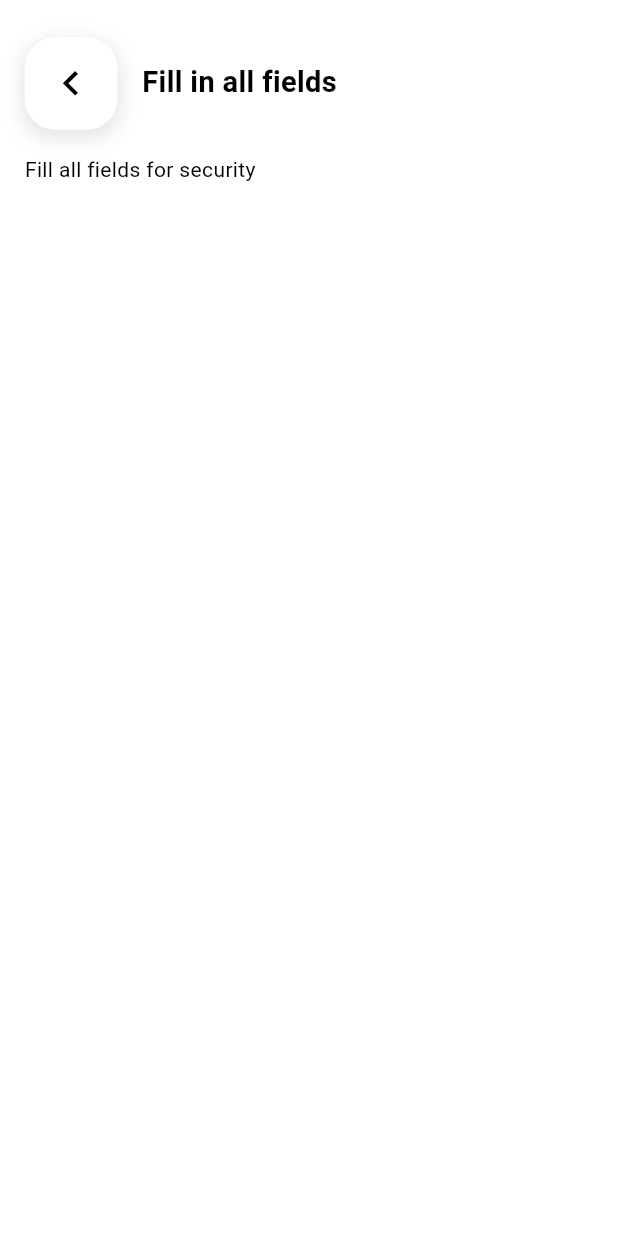
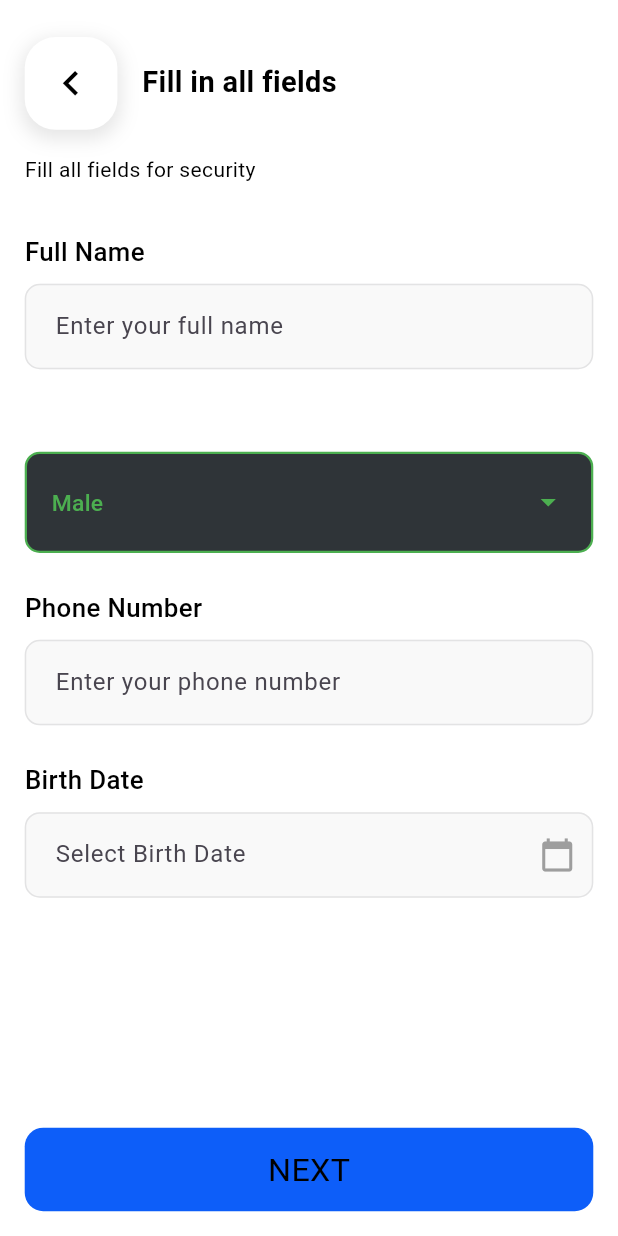
Before and after one commit to Ali01129/queens, a Flutter app: the screen it shows after launch, on a phone screen of 412 x 824 dp. Run offline on Flutter 3.47's test engine with Material 3 defaults, Android fonts, the phone set to English and light mode, and no system bars; our stand-ins replace responsive_sizer.

Commit message:
bio page done

```diff
--- /dev/null
+++ b/lib/components/auth/datePicker.dart
@@ -0,0 +1,81 @@
+import 'package:flutter/material.dart';
+import 'package:intl/intl.dart';
+import 'package:responsive_sizer/responsive_sizer.dart';
+
+class BirthDatePicker extends StatefulWidget {
+  final TextEditingController controller;
+  final FocusNode focusNode;
+
+  BirthDatePicker({super.key, required this.controller, required this.focusNode});
+
+  @override
+  _BirthDatePickerState createState() => _BirthDatePickerState();
+}
+
+class _BirthDatePickerState extends State<BirthDatePicker> {
+  final DateFormat _dateFormat = DateFormat('dd/MMMM/yyyy');
+  bool _isDateSelected = false;
+
+  bool isDarkMode(BuildContext context) {
+    return Theme.of(context).brightness == Brightness.dark;
+  }
+
+  Future<void> _pickDate(BuildContext context) async {
+    DateTime? pickedDate = await showDatePicker(
+      context: context,
+      initialDate: DateTime.now(),
+      firstDate: DateTime(1900),
+      lastDate: DateTime.now(),
+    );
+
+    if (pickedDate != null) {
+      setState(() {
+        widget.controller.text = _dateFormat.format(pickedDate);
+        _isDateSelected = true;
+      });
+    }
+  }
+
+  @override
+  Widget build(BuildContext context) {
+    bool darkMode = isDarkMode(context);
+    Color borderColor = _isDateSelected
+        ? Colors.green
+        : (widget.focusNode.hasFocus
+        ? const Color(0xFF0D5EF9)
+        : (darkMode ? const Color(0xFF44484c) : const Color(0xFFe3e3e4)));
+
+    return InkWell(
+      onTap: () => _pickDate(context),
+      child: IgnorePointer(
+        child: TextField(
+          controller: widget.controller,
+          focusNode: widget.focusNode,
+          readOnly: true,
+          decoration: InputDecoration(
+            hintText: 'Select Birth Date',
+            filled: true,
+            fillColor: darkMode ? const Color(0xFF2f3438) : const Color(0xFFF9F9F9),
+            contentPadding: EdgeInsets.symmetric(horizontal: 4.w, vertical: 2.h),
+            enabledBorder: OutlineInputBorder(
+              borderSide: BorderSide(color: borderColor),
+              borderRadius: BorderRadius.circular(10),
+            ),
+            focusedBorder: OutlineInputBorder(
+              borderSide: BorderSide(color: borderColor, width: 2),
+              borderRadius: BorderRadius.circular(10),
+            ),
+            border: OutlineInputBorder(
+              borderSide: BorderSide(color: borderColor),
+              borderRadius: BorderRadius.circular(10),
+            ),
+            suffixIcon: Icon(
+              Icons.calendar_today,
+              color: Colors.grey,
+            ),
+          ),
+        ),
+      ),
+    );
+  }
+}
--- /dev/null
+++ b/lib/components/auth/gender.dart
@@ -0,0 +1,65 @@
+import 'package:flutter/material.dart';
+import 'package:responsive_sizer/responsive_sizer.dart';
+
+class GenderDropdown extends StatefulWidget {
+  final Function(String) onGenderChanged; // Callback to return selected gender
+
+  const GenderDropdown({Key? key, required this.onGenderChanged}) : super(key: key);
+
+  @override
+  _GenderDropdownState createState() => _GenderDropdownState();
+}
+
+class _GenderDropdownState extends State<GenderDropdown> {
+  String selectedGender = 'Male';
+
+  @override
+  Widget build(BuildContext context) {
+    return Column(
+      crossAxisAlignment: CrossAxisAlignment.start,
+      children: [
+        Text(
+          "Gender",
+          style: TextStyle(
+            fontSize: 16.sp,
+            color: Colors.white,
+            fontWeight: FontWeight.w500,
+          ),
+        ),
+        SizedBox(height: 1.h),
+        Container(
+          width: double.infinity, // Full width
+          padding: EdgeInsets.symmetric(horizontal: 4.w, vertical: 1.h),
+          decoration: BoxDecoration(
+            color: Color(0xFF2F3438), // Updated color
+            borderRadius: BorderRadius.circular(10),
+            border: Border.all(color: Colors.green, width: 1.5),
+          ),
+          child: DropdownButtonHideUnderline(
+            child: DropdownButton<String>(
+              value: selectedGender,
+              isExpanded: true, // Makes sure it takes full width
+              items: ['Male', 'Female', 'Other']
+                  .map((gender) => DropdownMenuItem(
+                value: gender,
+                child: Text(
+                  gender,
+                  style: TextStyle(color: Colors.green, fontSize: 16.sp),
+                ),
+              ))
+                  .toList(),
+              onChanged: (value) {
+                setState(() {
+                  selectedGender = value!;
+                });
+                widget.onGenderChanged(value!); // Pass value back to parent
+              },
+              icon: Icon(Icons.arrow_drop_down, color: Colors.green),
+              dropdownColor: Color(0xFF2F3438),
+            ),
+          ),
+        ),
+      ],
+    );
+  }
+}
--- a/lib/screens/bio.dart
+++ b/lib/screens/bio.dart
@@ -1,10 +1,19 @@
 import "package:flutter/material.dart";
+import "package:queens/components/auth/datePicker.dart";
+import "package:queens/components/auth/gender.dart";
 import "package:queens/components/backButton.dart";
+import "package:queens/components/button.dart";
 import "package:responsive_sizer/responsive_sizer.dart";
+import "../components/textField.dart";
 
-class Bio extends StatelessWidget {
+class Bio extends StatefulWidget {
   const Bio({super.key});
 
+  @override
+  State<Bio> createState() => _BioState();
+}
+
+class _BioState extends State<Bio> {
   bool isDarkMode(BuildContext context) {
     return Theme.of(context).brightness == Brightness.dark;
   }
@@ -12,37 +21,124 @@ class Bio extends StatelessWidget {
   @override
   Widget build(BuildContext context) {
     bool darkMode = isDarkMode(context);
+    TextEditingController nameController = TextEditingController();
+    TextEditingController phoneController = TextEditingController();
+    TextEditingController dateController = TextEditingController();
+    FocusNode dateFocusNode = FocusNode();
+    FocusNode nameFocusNode = FocusNode();
+    FocusNode phoneFocusNode = FocusNode();
+
+    String selectedGender = "Male";
+
     return Scaffold(
       backgroundColor: darkMode ? Color(0xFF181e22) : Colors.white,
       body: SafeArea(
-        child: Padding(
-          padding: EdgeInsets.symmetric(horizontal: 4.w,vertical: 6.w),
+        child: Column(
+          children: [
+            Expanded(
+              child: SingleChildScrollView(
+                padding: EdgeInsets.symmetric(horizontal: 4.w, vertical: 6.w),
                 child: Column(
                   crossAxisAlignment: CrossAxisAlignment.start,
                   children: [
                     Row(
                       children: [
-                  BackButtonWidget(darkMode:darkMode),
-                  SizedBox(width: 4.w,),
-                  Text("Fill in all fields",
+                        BackButtonWidget(darkMode: darkMode),
+                        SizedBox(width: 4.w),
+                        Text(
+                          "Fill in all fields",
                           style: TextStyle(
                               fontSize: 18.sp,
                               fontWeight: FontWeight.bold,
-                      color: darkMode?Colors.white:Colors.black
+                              color: darkMode ? Colors.white : Colors.black),
+                        ),
+                      ],
+                    ),
+                    SizedBox(height: 2.h),
+                    Text(
+                      "Fill all fields for security",
+                      style: TextStyle(
+                        color: darkMode ? Colors.white : Colors.black,
+                      ),
+                    ),
+                    SizedBox(height: 4.h),
+                    Text(
+                      "Full Name",
+                      style: TextStyle(
+                          fontSize: 17.sp,
+                          fontWeight: FontWeight.w500,
+                          color: darkMode ? Colors.white : Colors.black),
+                    ),
+                    SizedBox(height: 1.h),
+                    CustomTextfield(
+                      controller: nameController,
+                      focusNode: nameFocusNode,
+                      validator: (String name) {
+                        return name.trim().length >= 3;
+                      },
+                      hintText: "Enter your full name",
+                      isPassword: false,
+                    ),
+                    SizedBox(height: 3.h),
+                    GenderDropdown(
+                      onGenderChanged: (gender) {
+                        setState(() {
+                          selectedGender = gender;
+                        });
+                      },
+                    ),
+                    SizedBox(height: 3.h),
+                    Text(
+                      "Phone Number",
+                      style: TextStyle(
+                          fontSize: 17.sp,
+                          fontWeight: FontWeight.w500,
+                          color: darkMode ? Colors.white : Colors.black),
+                    ),
+                    SizedBox(height: 1.h),
+                    CustomTextfield(
+                      controller: phoneController,
+                      focusNode: phoneFocusNode,
+                      validator: (String name) {
+                        final RegExp ukPhoneRegex =
+                        RegExp(r'^(?:\+44|0)7\d{9}$');
+                        return ukPhoneRegex.hasMatch(name.trim());
+                      },
+                      hintText: "Enter your phone number",
+                      isPassword: false,
+                    ),
+                    SizedBox(height: 3.h),
+                    Text(
+                      "Birth Date",
+                      style: TextStyle(
+                          fontSize: 17.sp,
+                          fontWeight: FontWeight.w500,
+                          color: darkMode ? Colors.white : Colors.black),
+                    ),
+                    SizedBox(height: 1.h),
+                    BirthDatePicker(
+                      controller: dateController,
+                      focusNode: dateFocusNode,
+                    ),
+                  ],
+                ),
+              ),
+            ),
+            Padding(
+              padding: EdgeInsets.all(4.w),
+              child: Button(
+                title: "NEXT",
+                textColor: darkMode ? Colors.white : Colors.black,
+                bg: Color(0xFF0d5ef9),
+                onTapCallback: () {
+                  print(nameController.text);
+                  print(phoneController.text);
+                  print(dateController.text);
+                  print(selectedGender);
+                },
               ),
             ),
           ],
-              ),
-              SizedBox(height: 2.h,),
-              Text("Fill all fields for security",
-                style: TextStyle(
-                  color: darkMode?Colors.white:Colors.black,
-                ),
-              ),
-              SizedBox(height: 2.h,),
-
-            ],
-          ),
         ),
       ),
     );
--- a/pubspec.yaml
+++ b/pubspec.yaml
@@ -36,6 +36,7 @@ dependencies:
   # Use with the CupertinoIcons class for iOS style icons.
   cupertino_icons: ^1.0.6
   responsive_sizer: ^3.3.1
+  intl: ^0.20.2
 
 dev_dependencies:
   flutter_test:
```
Also changed, not shown: pubspec.lock. Lines whose indentation alone changed are shown as unchanged.
